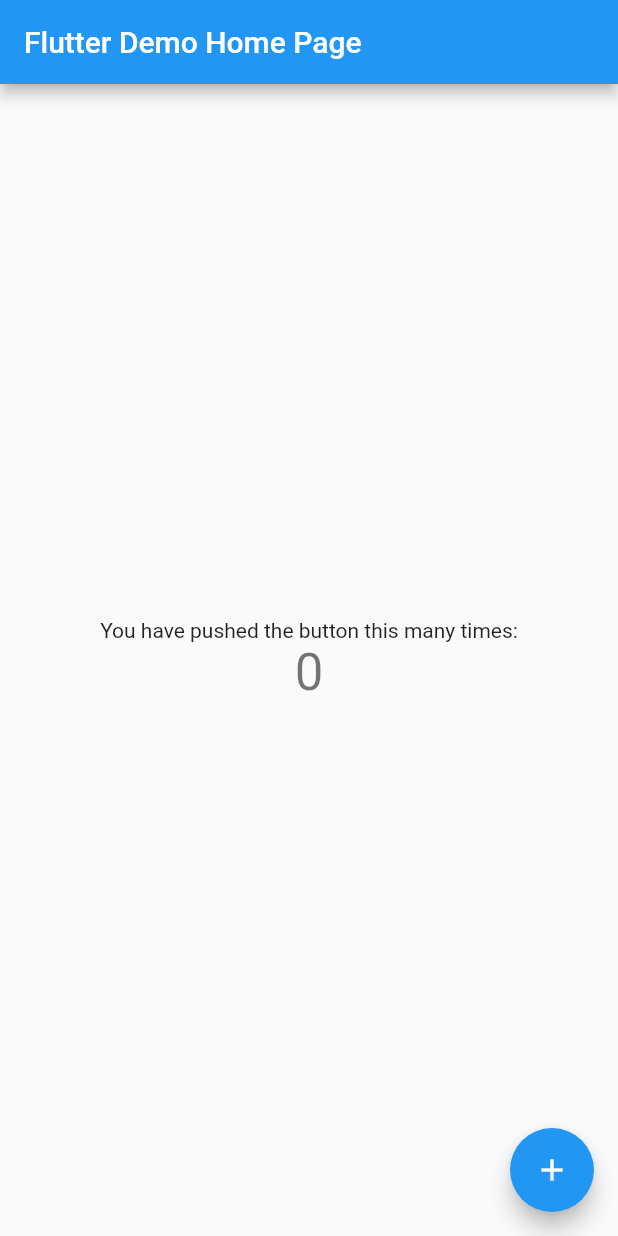
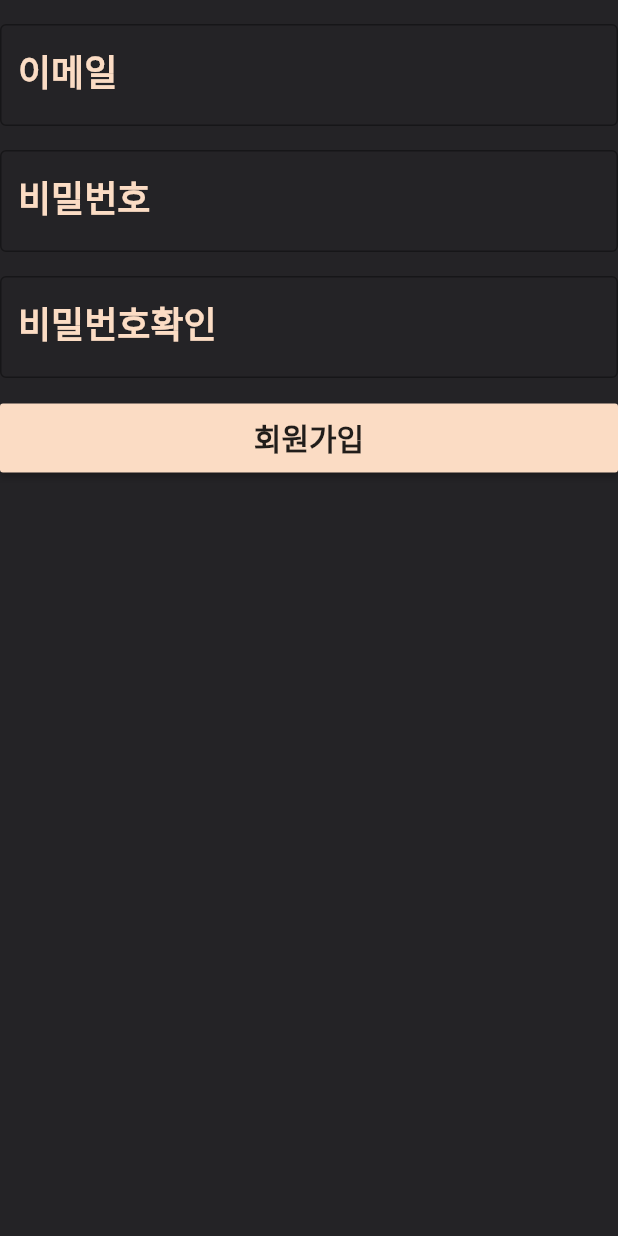
Before and after one commit to EvilStorm/sense_battle_flutter_client, a Flutter app: the screen it shows after launch, on a phone screen of 412 x 824 dp. Run offline on Flutter 3.47's test engine with Material 2 defaults, Android fonts, the phone set to English and light mode, and no system bars; our stand-ins replace firebase_auth, firebase_core, get; accounts and stored records are empty.

Commit message:
SignIn with email part1

```diff
--- /dev/null
+++ b/lib/constants/color_store.dart
@@ -0,0 +1,5 @@
+import 'package:flutter/material.dart';
+
+class ColorStore {
+  static final Dark_Primary = const Color(0xFFFBDCC4);
+}
--- a/lib/main.dart
+++ b/lib/main.dart
@@ -1,113 +1,140 @@
+import 'dart:io';
+
+import 'package:firebase_core/firebase_core.dart';
 import 'package:flutter/material.dart';
+import 'package:get/route_manager.dart';
+import 'package:provider/provider.dart';
+import 'package:sense_battle/constants/color_store.dart';
+import 'package:sense_battle/providers/provider_signin.dart';
+import 'package:sense_battle/screens/sign_in/sign_in_screen.dart';
+
+class MyHttpOverrides extends HttpOverrides{
+  @override
+  HttpClient createHttpClient(SecurityContext? context){
+    return super.createHttpClient(context)
+      ..badCertificateCallback = (X509Certificate cert, String host, int port)=> true;
+  }
+}
 
 void main() {
+  WidgetsFlutterBinding.ensureInitialized();
+  HttpOverrides.global = new MyHttpOverrides();
+
   runApp(MyApp());
 }
 
 class MyApp extends StatelessWidget {
-  // This widget is the root of your application.
+
+  final Future<FirebaseApp> _initialization = Firebase.initializeApp();
+
+  static ThemeData darkTheme = new ThemeData(
+    backgroundColor: const Color(0xFF242326),
+    dialogBackgroundColor: const Color(0xFF383838),
+    primaryColor: ColorStore.Dark_Primary,
+    accentColor: const Color(0xFFF2A07B),
+    hintColor: const Color(0xFFA49696),
+    disabledColor: const Color(0xFF39311D),
+    secondaryHeaderColor: const Color(0xFF31112C),
+    errorColor: const Color(0xFF7D0633),
+    splashColor: ColorStore.Dark_Primary,
+    highlightColor: ColorStore.Dark_Primary,
+    inputDecorationTheme: InputDecorationTheme(
+      focusedBorder: OutlineInputBorder(
+        borderSide: BorderSide(
+          color: ColorStore.Dark_Primary,
+        )
+      ),
+      labelStyle: TextStyle(
+        color:ColorStore.Dark_Primary
+      ),
+    ),
+    elevatedButtonTheme: ElevatedButtonThemeData(
+      style: ElevatedButton.styleFrom(
+        textStyle: TextStyle(
+          color: const Color(0xFF31112C),
+          fontSize: 20.0,
+          fontWeight: FontWeight.w700,
+        ),
+        onPrimary: Colors.black87,
+        primary: ColorStore.Dark_Primary,
+        minimumSize: Size(88, 36),
+        padding: EdgeInsets.symmetric(horizontal: 16, vertical: 8.0),
+        shape: const RoundedRectangleBorder(
+          borderRadius: BorderRadius.all(Radius.circular(2)),
+        ),
+      )
+    ),
+    outlinedButtonTheme: OutlinedButtonThemeData(
+      style: OutlinedButton.styleFrom(
+        primary: ColorStore.Dark_Primary,
+        minimumSize: Size(88, 36),
+        padding: EdgeInsets.symmetric(horizontal: 16, vertical: 8.0),
+        shape: const RoundedRectangleBorder(
+          borderRadius: BorderRadius.all(Radius.circular(2)),
+        ),
+        side: BorderSide(
+          color: ColorStore.Dark_Primary,
+          width: 1
+        )
+      ),
+    ),
+    textButtonTheme: TextButtonThemeData(
+      style: TextButton.styleFrom(
+        primary: ColorStore.Dark_Primary,
+        minimumSize: Size(88, 36),
+        padding: EdgeInsets.symmetric(horizontal: 16.0, vertical: 8.0),
+        shape: const RoundedRectangleBorder(
+          borderRadius: BorderRadius.all(Radius.circular(2.0)),
+        ),
+      )
+    ),
+    textTheme: TextTheme(
+      headline1: TextStyle(fontSize: 40.0, fontWeight: FontWeight.bold, color: ColorStore.Dark_Primary),
+      headline2: TextStyle(fontSize: 32.0, fontWeight: FontWeight.bold, color: ColorStore.Dark_Primary),
+      headline3: TextStyle(fontSize: 28.0, fontWeight: FontWeight.bold, color: ColorStore.Dark_Primary),
+      headline4: TextStyle(fontSize: 40.0, fontWeight: FontWeight.bold),
+      headline5: TextStyle(fontSize: 32.0, fontWeight: FontWeight.bold),
+      headline6: TextStyle(fontSize: 28.0, fontWeight: FontWeight.bold),
+      subtitle1: TextStyle(fontSize: 24.0, fontWeight: FontWeight.bold),
+      subtitle2: TextStyle(fontSize: 22.0, fontWeight: FontWeight.w500),
+      bodyText1: TextStyle(fontSize: 18.0,  ),
+      bodyText2: TextStyle(fontSize: 16.0, ),
+      caption: TextStyle(fontSize: 12.0, color: Colors.grey[400]),
+      button: TextStyle(fontSize: 20.0, fontWeight: FontWeight.w700, color: const Color(0xFF31112C)),
+      overline: TextStyle(fontSize: 14.0),
+    ).apply(
+      bodyColor: const Color(0xFFD8D8D8),
+    )
+
+  );
+  ThemeData usedTheme = darkTheme;
+
   @override
   Widget build(BuildContext context) {
-    return MaterialApp(
-      title: 'Flutter Demo',
-      theme: ThemeData(
-        // This is the theme of your application.
-        //
-        // Try running your application with "flutter run". You'll see the
-        // application has a blue toolbar. Then, without quitting the app, try
-        // changing the primarySwatch below to Colors.green and then invoke
-        // "hot reload" (press "r" in the console where you ran "flutter run",
-        // or simply save your changes to "hot reload" in a Flutter IDE).
-        // Notice that the counter didn't reset back to zero; the application
-        // is not restarted.
-        primarySwatch: Colors.blue,
-      ),
-      home: MyHomePage(title: 'Flutter Demo Home Page'),
+    return FutureBuilder(
+      future: _initialization,
+      builder: (context, snapshot) {
+        if(snapshot.connectionState == ConnectionState.done) {
+          return MultiProvider(
+            providers: [
+              ChangeNotifierProvider(create: (_) => SignInProvider()),
+            ],
+            child: GetMaterialApp(
+              title: 'Sense Battle',
+              debugShowCheckedModeBanner: false,
+              theme: usedTheme,
+              home: SignInScreen(),
+            ),
+          );
+        }
+
+        return const Directionality(
+          textDirection: TextDirection.ltr,
+          child: Text(
+            "Wait a min...."
+          )
+        );
+      },
     );
   }
 }
-
-class MyHomePage extends StatefulWidget {
-  MyHomePage({Key? key, required this.title}) : super(key: key);
-
-  // This widget is the home page of your application. It is stateful, meaning
-  // that it has a State object (defined below) that contains fields that affect
-  // how it looks.
-
-  // This class is the configuration for the state. It holds the values (in this
-  // case the title) provided by the parent (in this case the App widget) and
-  // used by the build method of the State. Fields in a Widget subclass are
-  // always marked "final".
-
-  final String title;
-
-  @override
-  _MyHomePageState createState() => _MyHomePageState();
-}
-
-class _MyHomePageState extends State<MyHomePage> {
-  int _counter = 0;
-
-  void _incrementCounter() {
-    setState(() {
-      // This call to setState tells the Flutter framework that something has
-      // changed in this State, which causes it to rerun the build method below
-      // so that the display can reflect the updated values. If we changed
-      // _counter without calling setState(), then the build method would not be
-      // called again, and so nothing would appear to happen.
-      _counter++;
-    });
-  }
-
-  @override
-  Widget build(BuildContext context) {
-    // This method is rerun every time setState is called, for instance as done
-    // by the _incrementCounter method above.
-    //
-    // The Flutter framework has been optimized to make rerunning build methods
-    // fast, so that you can just rebuild anything that needs updating rather
-    // than having to individually change instances of widgets.
-    return Scaffold(
-      appBar: AppBar(
-        // Here we take the value from the MyHomePage object that was created by
-        // the App.build method, and use it to set our appbar title.
-        title: Text(widget.title),
-      ),
-      body: Center(
-        // Center is a layout widget. It takes a single child and positions it
-        // in the middle of the parent.
-        child: Column(
-          // Column is also a layout widget. It takes a list of children and
-          // arranges them vertically. By default, it sizes itself to fit its
-          // children horizontally, and tries to be as tall as its parent.
-          //
-          // Invoke "debug painting" (press "p" in the console, choose the
-          // "Toggle Debug Paint" action from the Flutter Inspector in Android
-          // Studio, or the "Toggle Debug Paint" command in Visual Studio Code)
-          // to see the wireframe for each widget.
-          //
-          // Column has various properties to control how it sizes itself and
-          // how it positions its children. Here we use mainAxisAlignment to
-          // center the children vertically; the main axis here is the vertical
-          // axis because Columns are vertical (the cross axis would be
-          // horizontal).
-          mainAxisAlignment: MainAxisAlignment.center,
-          children: <Widget>[
-            Text(
-              'You have pushed the button this many times:',
-            ),
-            Text(
-              '$_counter',
-              style: Theme.of(context).textTheme.headline4,
-            ),
-          ],
-        ),
-      ),
-      floatingActionButton: FloatingActionButton(
-        onPressed: _incrementCounter,
-        tooltip: 'Increment',
-        child: Icon(Icons.add),
-      ), // This trailing comma makes auto-formatting nicer for build methods.
-    );
-  }
-}
--- /dev/null
+++ b/lib/providers/provider_signin.dart
@@ -0,0 +1,36 @@
+import 'package:firebase_auth/firebase_auth.dart';
+import 'package:flutter/foundation.dart';
+import 'package:sense_battle/utils/Print.dart';
+
+class SignInProvider with ChangeNotifier, DiagnosticableTreeMixin {
+
+  String? _errMsg;
+  UserCredential? _userCredential;
+
+  String? get errorMessage => _errMsg;
+  UserCredential? get userCredential => _userCredential;
+
+  void signinWithEmail(String email, String password) async {
+    try {
+      _userCredential =
+        await FirebaseAuth.instance.createUserWithEmailAndPassword(email: email, password: password);
+
+      Print.i(_userCredential.toString());
+
+    } on FirebaseAuthException catch (e) {
+      if (e.code == 'weak-password') {
+        Print.i('password too weak');
+        _errMsg = "비밀번호가 너무 쉽습니다.";
+      } else if (e.code == 'email-aleady-in-use') {
+        Print.i('The account already exists for that email.');
+        _errMsg = "사용중인 이메일 입니다.";
+      }
+    } catch(e) {
+      Print.e(e);
+        _errMsg = e.toString();
+    } finally {
+      notifyListeners();
+    }
+  }
+
+}
--- /dev/null
+++ b/lib/screens/sign_in/sign_in_screen.dart
@@ -0,0 +1,27 @@
+import 'package:flutter/material.dart';
+import 'package:sense_battle/screens/sign_in/sign_in_with_email.dart';
+
+class SignInScreen extends StatefulWidget {
+  const SignInScreen({ Key? key }) : super(key: key);
+
+  @override
+  _SignInScreenState createState() => _SignInScreenState();
+}
+
+class _SignInScreenState extends State<SignInScreen> {
+
+
+
+  @override
+  Widget build(BuildContext context) {
+    return Scaffold(
+      body: SafeArea(
+        child: Container(
+          width: MediaQuery.of(context).size.width,
+          color: Theme.of(context).backgroundColor,
+          child: SignInWithEmail(),
+        ),
+      ),
+    );
+  }
+}
--- /dev/null
+++ b/lib/screens/sign_in/sign_in_with_email.dart
@@ -0,0 +1,68 @@
+
+import 'package:flutter/material.dart';
+import 'package:provider/provider.dart';
+import 'package:sense_battle/providers/provider_signin.dart';
+
+class SignInWithEmail extends StatelessWidget {
+
+  final TextEditingController emailController = TextEditingController();
+  final TextEditingController passwordController = TextEditingController();
+  late SignInProvider signInProvider;
+
+  SignInWithEmail({
+    Key? key,
+  }) : super(key: key);
+
+  @override
+  Widget build(BuildContext context) {
+
+    signInProvider = Provider.of<SignInProvider>(context);
+
+    return Column(
+      children: [
+        SizedBox(height: 16.0,),
+        TextField(
+          controller: emailController,
+          decoration: InputDecoration(
+            border: OutlineInputBorder(),
+            labelText: '이메일',
+          ),
+        ),
+        SizedBox(height: 16.0,),
+        TextField(
+          controller: passwordController,
+          obscureText: true,
+          decoration: InputDecoration(
+            border: OutlineInputBorder(),
+            labelText: '비밀번호',
+          ),
+        ),
+        SizedBox(height: 16.0,),
+        TextField(
+          controller: passwordController,
+          obscureText: true,
+          decoration: InputDecoration(
+            border: OutlineInputBorder(),
+            labelText: '비밀번호확인',
+          ),
+        ),
+        SizedBox(height: 16.0,),
+        SizedBox(
+          width: MediaQuery.of(context).size.width,
+          child: ElevatedButton(
+            onPressed: (){
+              signInProvider.signinWithEmail(emailController.text, passwordController.text);
+            },
+            child: Text(
+              '회원가입',
+            ),
+          ),
+        ),
+
+          if (signInProvider.errorMessage != null) Text('${signInProvider.errorMessage}'),
+          if (signInProvider.userCredential != null) Text('가입 성공!!!'),
+
+      ],
+    );
+  }
+}
--- /dev/null
+++ b/lib/screens/sign_in/thrid_party_signin_section.dart
@@ -0,0 +1,12 @@
+import 'package:flutter/material.dart';
+
+class ThridPartySignInSection extends StatelessWidget {
+  const ThridPartySignInSection({ Key? key }) : super(key: key);
+
+  @override
+  Widget build(BuildContext context) {
+    return Container(
+
+    );
+  }
+}
--- a/pubspec.yaml
+++ b/pubspec.yaml
@@ -32,6 +32,7 @@
   firebase_auth: ^3.0.1
   intl: ^0.17.0
   get: ^4.2.3
+  provider: ^5.0.0
 
 dev_dependencies:
   flutter_test:
```
Also changed, not shown: pubspec.lock, 3 other files.
